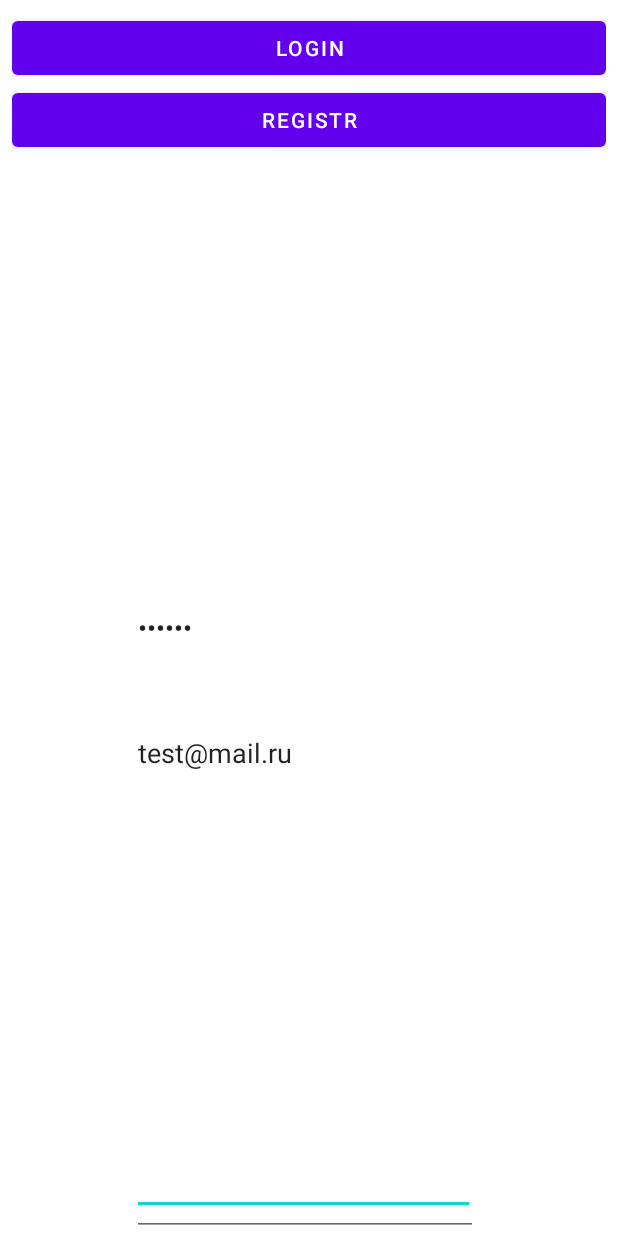
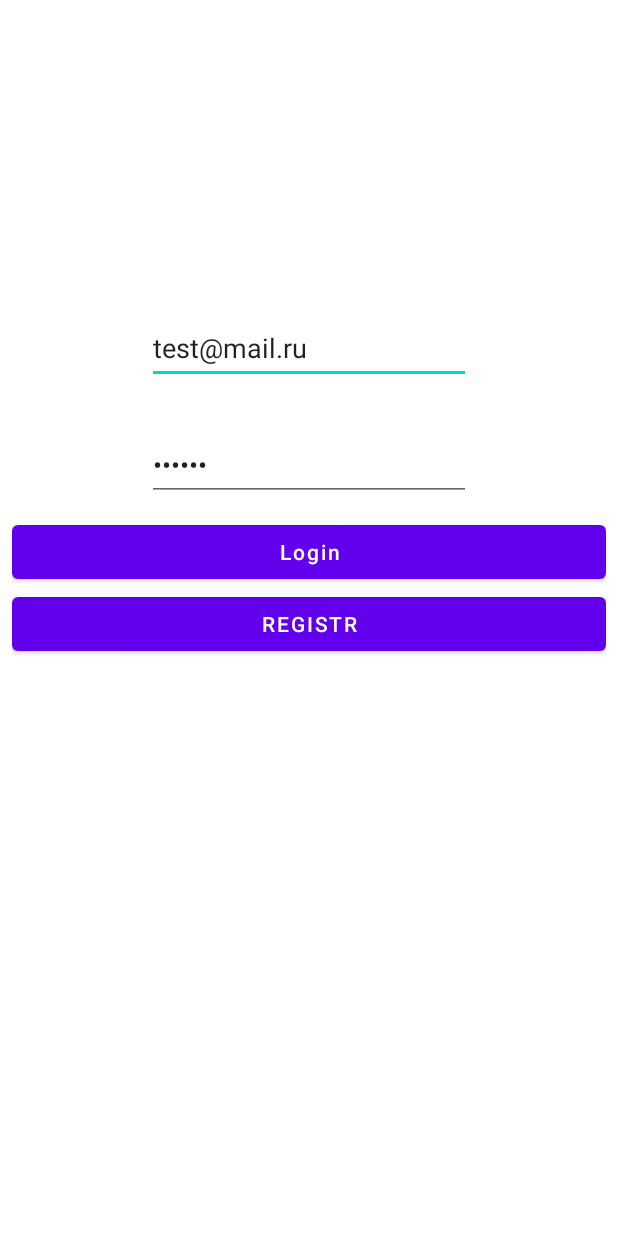
Before and after one commit to AlexUmarov/gymstats, an Android app: the screen it shows after launch (EmailPasswordActivity), on a phone screen of 412 x 824 dp. Run offline under Robolectric (Android 15) with nearby library versions, the phone set to English and light mode, and no system bars; our stand-ins replace Firebase (no records; nobody signed in at launch, a user with empty details on screens opened directly).

```diff
--- a/app/build.gradle
+++ b/app/build.gradle
@@ -37,19 +37,19 @@ android {
 
 dependencies {
 
-    implementation 'androidx.core:core-ktx:1.3.2'
-    implementation 'androidx.appcompat:appcompat:1.2.0'
-    implementation 'com.google.android.material:material:1.3.0'
-    implementation 'androidx.constraintlayout:constraintlayout:2.0.4'
-    implementation 'androidx.lifecycle:lifecycle-livedata-ktx:2.3.1'
-    implementation 'androidx.lifecycle:lifecycle-viewmodel-ktx:2.3.1'
+    implementation 'androidx.core:core-ktx:1.7.0'
+    implementation 'androidx.appcompat:appcompat:1.3.1'
+    implementation 'com.google.android.material:material:1.4.0'
+    implementation 'androidx.constraintlayout:constraintlayout:2.1.1'
+    implementation 'androidx.lifecycle:lifecycle-livedata-ktx:2.4.0'
+    implementation 'androidx.lifecycle:lifecycle-viewmodel-ktx:2.4.0'
     implementation 'androidx.navigation:navigation-fragment-ktx:2.3.5'
     implementation 'androidx.navigation:navigation-ui-ktx:2.3.5'
-    implementation 'androidx.annotation:annotation:1.2.0'
+    implementation 'androidx.annotation:annotation:1.3.0'
     implementation 'com.google.firebase:firebase-database-ktx:20.0.2'
     testImplementation 'junit:junit:4.+'
-    androidTestImplementation 'androidx.test.ext:junit:1.1.2'
-    androidTestImplementation 'androidx.test.espresso:espresso-core:3.3.0'
+    androidTestImplementation 'androidx.test.ext:junit:1.1.3'
+    androidTestImplementation 'androidx.test.espresso:espresso-core:3.4.0'
     // Import the BoM for the Firebase platform
     implementation platform('com.google.firebase:firebase-bom:29.0.0')
 
--- a/app/src/main/AndroidManifest.xml
+++ b/app/src/main/AndroidManifest.xml
@@ -21,6 +21,8 @@
                 <category android:name="android.intent.category.LAUNCHER" />
             </intent-filter>
         </activity>
+        <activity android:name=".MainActivity">
+        </activity>
     </application>
 
 </manifest>
--- a/app/src/main/java/ru/uao/gymstats/EmailPasswordActivity.kt
+++ b/app/src/main/java/ru/uao/gymstats/EmailPasswordActivity.kt
@@ -31,14 +31,10 @@ class EmailPasswordActivity: AppCompatActivity() {
         val myRef = database.getReference("message")
         println("myRef "+myRef)
 
-        var etMail = findViewById<EditText>(R.string.etMail)
-        var etPassword = findViewById<EditText>(R.string.etPassword)
-
-        /*Fdb.showElement(
-                    {list -> initList(list)},
-                    {e -> text.text = e})*/
-        var btnLogin = findViewById(R.string.btLogin) as Button
-        var btnRegist = findViewById(R.string.btRegist) as Button
+        var etMail = findViewById<EditText>(R.id.etMail)
+        var etPassword = findViewById<EditText>(R.id.etPassword)
+        var btnLogin = findViewById<Button>(R.id.btLogin)
+        var btnRegist = findViewById<Button>(R.id.btRegist)
 
 
         btnLogin.setOnClickListener{
--- a/app/src/main/java/ru/uao/gymstats/MainActivity.kt
+++ b/app/src/main/java/ru/uao/gymstats/MainActivity.kt
@@ -24,7 +24,7 @@ class MainActivity : AppCompatActivity() {
         binding = ActivityMainBinding.inflate(layoutInflater)
         setContentView(binding.root)
 
-        setSupportActionBar(binding.appBarMain.toolbar)
+        //setSupportActionBar(binding.appBarMain.toolbar)
 
         binding.appBarMain.fab.setOnClickListener { view ->
             Snackbar.make(view, "Replace with your own action", Snackbar.LENGTH_LONG)
--- a/app/src/main/res/layout/activity_email_password.xml
+++ b/app/src/main/res/layout/activity_email_password.xml
@@ -4,46 +4,73 @@
                                              xmlns:tools="http://schemas.android.com/tools"
                                              android:layout_width="match_parent"
                                              android:layout_height="match_parent">
-    <EditText
-            android:layout_width="228dp"
+
+    <LinearLayout
+        android:layout_width="match_parent"
+        android:layout_height="match_parent"
+        android:layout_marginStart="8dp"
+        android:layout_marginLeft="8dp"
+        android:layout_marginTop="8dp"
+        android:layout_marginEnd="8dp"
+        android:layout_marginRight="8dp"
+        android:orientation="vertical"
+        app:layout_constraintEnd_toEndOf="parent"
+        app:layout_constraintStart_toStartOf="parent"
+        app:layout_constraintTop_toBottomOf="@+id/etPassword">
+
+        <EditText
+            android:id="@+id/etMail"
+            android:layout_width="match_parent"
             android:layout_height="wrap_content"
-            android:inputType="textPersonName"
+            android:layout_marginStart="90dp"
+            android:layout_marginTop="200dp"
+            android:layout_marginEnd="90dp"
+            android:layout_marginBottom="10dp"
             android:ems="10"
-            android:id="@string/etMail" app:layout_constraintEnd_toEndOf="parent"
-            android:layout_marginEnd="95dp"
-        app:layout_constraintStart_toStartOf="parent"
-        android:layout_marginStart="88dp" android:layout_marginBottom="14dp"
-            app:layout_constraintBottom_toTopOf="@string/etPassword" android:layout_marginTop="194dp"
-            app:layout_constraintTop_toTopOf="parent" android:text="@string/test_mail_ru"/>
-    <EditText
-            android:layout_width="230dp"
+            android:importantForAutofill="no"
+            android:inputType="textEmailAddress"
+            android:minHeight="48dp"
+            android:text="@string/test_mail_ru"
+            app:layout_constraintBottom_toTopOf="parent"
+            app:layout_constraintEnd_toEndOf="parent"
+            app:layout_constraintStart_toStartOf="parent"
+            app:layout_constraintTop_toTopOf="parent" />
+
+        <EditText
+            android:id="@+id/etPassword"
+            android:layout_width="match_parent"
             android:layout_height="wrap_content"
+            android:layout_marginStart="90dp"
+            android:layout_marginTop="20dp"
+            android:layout_marginEnd="90dp"
+            android:layout_marginBottom="10dp"
+            android:ems="10"
+            android:importantForAutofill="no"
             android:inputType="textPassword"
-            android:ems="10"
-            android:id="@string/etPassword" app:layout_constraintEnd_toEndOf="parent"
-            android:layout_marginEnd="93dp"
-        app:layout_constraintStart_toStartOf="parent"
-        android:layout_marginStart="88dp" android:layout_marginTop="14dp"
-            app:layout_constraintTop_toBottomOf="@string/etMail"
-            android:text="@string/qwerty"/>
-    <LinearLayout
-            android:orientation="vertical"
-            android:layout_width="374dp"
-            android:layout_height="105dp"
-            android:layout_marginTop="8dp" app:layout_constraintTop_toBottomOf="@string/etPassword"
-            app:layout_constraintEnd_toEndOf="parent" android:layout_marginEnd="8dp" android:layout_marginRight="8dp"
-            app:layout_constraintStart_toStartOf="parent" android:layout_marginLeft="8dp"
-            android:layout_marginStart="8dp">
+            android:minHeight="48dp"
+            android:text="@string/qwerty"
+            app:layout_constraintEnd_toEndOf="parent"
+            app:layout_constraintStart_toStartOf="parent"
+            app:layout_constraintTop_toBottomOf="parent" />
+
         <Button
-                android:text="@string/login"
-                android:layout_width="match_parent"
-                android:layout_height="wrap_content"
-                android:id="@string/btLogin"
-                tools:layout_editor_absoluteY="401dp" tools:layout_editor_absoluteX="16dp"/>
+            android:id="@+id/btLogin"
+            android:layout_width="match_parent"
+            android:layout_height="wrap_content"
+            android:text="@string/login"
+            android:textAlignment="center"
+            android:textAllCaps="false"
+            tools:layout_editor_absoluteX="16dp"
+            tools:layout_editor_absoluteY="401dp" />
+
         <Button
-                android:text="@string/registr"
-                android:layout_width="match_parent"
-                android:layout_height="wrap_content" tools:layout_editor_absoluteY="451dp"
-                tools:layout_editor_absoluteX="229dp" android:id="@string/btRegist"/>
+            android:id="@+id/btRegist"
+            android:layout_width="match_parent"
+            android:layout_height="wrap_content"
+            android:text="@string/registr"
+            android:textAlignment="center"
+            tools:layout_editor_absoluteX="229dp"
+            tools:layout_editor_absoluteY="451dp" />
+
     </LinearLayout>
 </androidx.drawerlayout.widget.DrawerLayout>
--- a/app/src/main/res/values/strings.xml
+++ b/app/src/main/res/values/strings.xml
@@ -12,12 +12,12 @@
     <string name="menu_slideshow">Slideshow</string>
 
     <!-- Strings related to login -->
-    <string name="etMail">Email</string>
-    <string name="etPassword">Password</string>
-    <string name="btLogin">Login</string>
-    <string name="btRegist">Regist</string>
+    <!--<item name="etMail" type="id">Email</item>
+    <item name="etPassword" type="id">Password</item>
+    <item name="btLogin" type="id">Login</item>
+    <item name="btRegist" type="id">Regist</item>-->
+    <string name="login">Login</string>
     <string name="registr">Registr</string>
-    <string name="login">Login</string>
     <string name="qwerty">qwerty</string>
     <string name="test_mail_ru">test@mail.ru</string>
 
```
